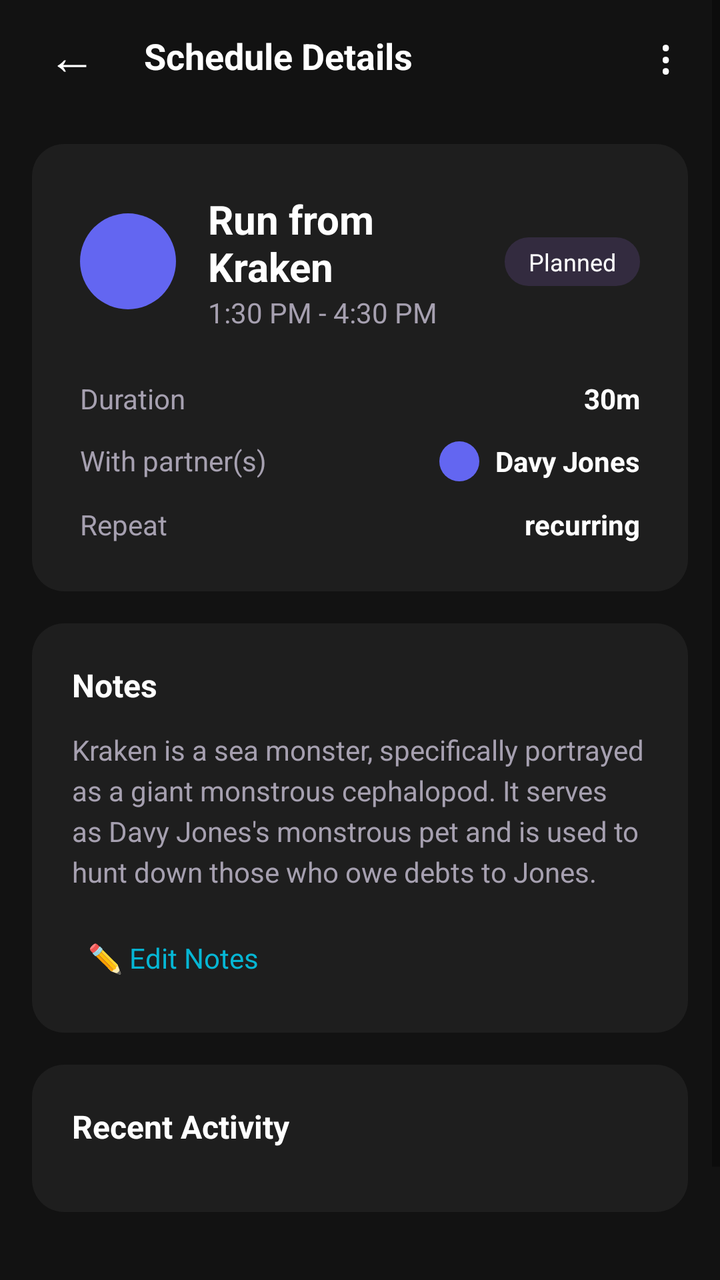
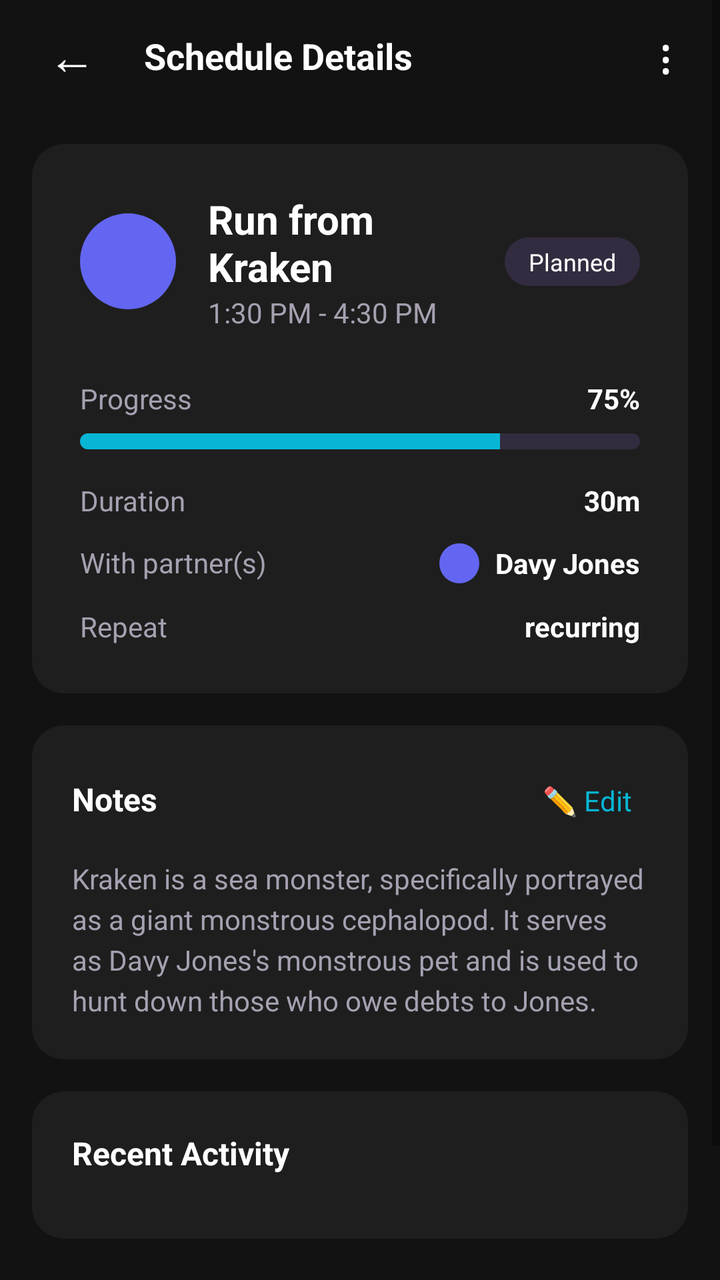

Two renders of the same Android screen: before a commit and after it. Below are the layout's source before the change and the commit's diff.
<!-- AndroidManifest.xml: application theme Theme.MyApplication -->
<!-- res/layout/activity_schedule_detail.xml -->
<?xml version="1.0" encoding="utf-8"?>
<ScrollView xmlns:android="http://schemas.android.com/apk/res/android"
    android:layout_width="match_parent"
    android:layout_height="match_parent"
    android:background="@color/bg_default"
    android:fillViewport="true">

    <LinearLayout
        android:layout_width="match_parent"
        android:layout_height="wrap_content"
        android:orientation="vertical">

        
        <LinearLayout
            android:layout_width="match_parent"
            android:layout_height="56dp"
            android:background="@color/bg_default"
            android:gravity="center_vertical"
            android:orientation="horizontal"
            android:paddingStart="16dp"
            android:paddingEnd="16dp">

            <TextView
                android:id="@+id/btnBack"
                android:layout_width="wrap_content"
                android:layout_height="wrap_content"
                android:background="?attr/selectableItemBackgroundBorderless"
                android:clickable="true"
                android:focusable="true"
                android:padding="8dp"
                android:text="←"
                android:textColor="@color/text_primary"
                android:textSize="24sp" />

            <TextView
                android:layout_width="0dp"
                android:layout_height="wrap_content"
                android:layout_marginStart="16dp"
                android:layout_weight="1"
                android:text="Schedule Details"
                android:textColor="@color/text_primary"
                android:textSize="18sp"
                android:textStyle="bold" />

            <TextView
                android:id="@+id/btnMenu"
                android:layout_width="wrap_content"
                android:layout_height="wrap_content"
                android:background="?attr/selectableItemBackgroundBorderless"
                android:clickable="true"
                android:focusable="true"
                android:padding="8dp"
                android:text="⋮"
                android:textColor="@color/text_primary"
                android:textSize="24sp" />

        </LinearLayout>

        
        <LinearLayout
            android:layout_width="match_parent"
            android:layout_height="wrap_content"
            android:layout_margin="16dp"
            android:background="@drawable/bg_card"
            android:orientation="vertical"
            android:padding="24dp">

            
            <LinearLayout
                android:layout_width="match_parent"
                android:layout_height="wrap_content"
                android:gravity="center_vertical"
                android:orientation="horizontal">

                <View
                    android:id="@+id/ivHabitIcon"
                    android:layout_width="48dp"
                    android:layout_height="48dp"
                    android:background="@drawable/bg_circle" />

                <LinearLayout
                    android:layout_width="0dp"
                    android:layout_height="wrap_content"
                    android:layout_marginStart="16dp"
                    android:layout_weight="1"
                    android:orientation="vertical">

                    <TextView
                        android:id="@+id/tvHabitName"
                        android:layout_width="wrap_content"
                        android:layout_height="wrap_content"
                        android:text="Run from Kraken"
                        android:textColor="@color/text_primary"
                        android:textSize="20sp"
                        android:textStyle="bold" />

                    <TextView
                        android:id="@+id/tvScheduleTime"
                        android:layout_width="wrap_content"
                        android:layout_height="wrap_content"
                        android:text="1:30 PM - 4:30 PM"
                        android:textColor="@color/text_secondary"
                        android:textSize="14sp" />

                </LinearLayout>

                <TextView
                    android:id="@+id/tvStatus"
                    android:layout_width="wrap_content"
                    android:layout_height="wrap_content"
                    android:background="@drawable/bg_status_chip"
                    android:paddingStart="12dp"
                    android:paddingTop="4dp"
                    android:paddingEnd="12dp"
                    android:paddingBottom="4dp"
                    android:text="Planned"
                    android:textColor="@color/text_primary"
                    android:textSize="12sp" />

            </LinearLayout>

            
            <LinearLayout
                android:layout_width="match_parent"
                android:layout_height="wrap_content"
                android:layout_marginTop="24dp"
                android:orientation="vertical">

                
                <LinearLayout
                    android:layout_width="match_parent"
                    android:layout_height="wrap_content"
                    android:orientation="horizontal">

                    <TextView
                        android:layout_width="0dp"
                        android:layout_height="wrap_content"
                        android:layout_weight="1"
                        android:text="Duration"
                        android:textColor="@color/text_secondary"
                        android:textSize="14sp" />

                    <TextView
                        android:id="@+id/tvDuration"
                        android:layout_width="wrap_content"
                        android:layout_height="wrap_content"
                        android:text="30m"
                        android:textColor="@color/text_primary"
                        android:textSize="14sp"
                        android:textStyle="bold" />

                </LinearLayout>

                
                <LinearLayout
                    android:layout_width="match_parent"
                    android:layout_height="wrap_content"
                    android:layout_marginTop="12dp"
                    android:orientation="horizontal">

                    <TextView
                        android:layout_width="0dp"
                        android:layout_height="wrap_content"
                        android:layout_weight="1"
                        android:text="With partner(s)"
                        android:textColor="@color/text_secondary"
                        android:textSize="14sp" />

                    <LinearLayout
                        android:layout_width="wrap_content"
                        android:layout_height="wrap_content"
                        android:gravity="center_vertical"
                        android:orientation="horizontal">

                        <View
                            android:id="@+id/ivPartnerAvatar"
                            android:layout_width="20dp"
                            android:layout_height="20dp"
                            android:background="@drawable/bg_circle" />

                        <TextView
                            android:id="@+id/tvPartnerName"
                            android:layout_width="wrap_content"
                            android:layout_height="wrap_content"
                            android:layout_marginStart="8dp"
                            android:text="Davy Jones"
                            android:textColor="@color/text_primary"
                            android:textSize="14sp"
                            android:textStyle="bold" />

                    </LinearLayout>

                </LinearLayout>

                
                <LinearLayout
                    android:layout_width="match_parent"
                    android:layout_height="wrap_content"
                    android:layout_marginTop="12dp"
                    android:orientation="horizontal">

                    <TextView
                        android:layout_width="0dp"
                        android:layout_height="wrap_content"
                        android:layout_weight="1"
                        android:text="Repeat"
                        android:textColor="@color/text_secondary"
                        android:textSize="14sp" />

                    <TextView
                        android:id="@+id/tvRepeat"
                        android:layout_width="wrap_content"
                        android:layout_height="wrap_content"
                        android:text="recurring"
                        android:textColor="@color/text_primary"
                        android:textSize="14sp"
                        android:textStyle="bold" />

                </LinearLayout>

            </LinearLayout>

        </LinearLayout>

        
        <LinearLayout
            android:layout_width="match_parent"
            android:layout_height="wrap_content"
            android:layout_marginStart="16dp"
            android:layout_marginEnd="16dp"
            android:layout_marginBottom="16dp"
            android:background="@drawable/bg_card"
            android:orientation="vertical"
            android:padding="20dp">

            <TextView
                android:layout_width="wrap_content"
                android:layout_height="wrap_content"
                android:text="Notes"
                android:textColor="@color/text_primary"
                android:textSize="16sp"
                android:textStyle="bold" />

            <TextView
                android:id="@+id/tvNotes"
                android:layout_width="match_parent"
                android:layout_height="wrap_content"
                android:layout_marginTop="12dp"
                android:text="Kraken is a sea monster, specifically portrayed as a giant monstrous cephalopod. It serves as Davy Jones's monstrous pet and is used to hunt down those who owe debts to Jones."
                android:textColor="@color/text_secondary"
                android:textSize="14sp"
                android:lineSpacingExtra="4dp" />

            <TextView
                android:id="@+id/btnEditNotes"
                android:layout_width="wrap_content"
                android:layout_height="wrap_content"
                android:layout_marginTop="16dp"
                android:background="?attr/selectableItemBackground"
                android:clickable="true"
                android:focusable="true"
                android:padding="8dp"
                android:text="✏️ Edit Notes"
                android:textColor="@color/accent_cyan"
                android:textSize="14sp" />

        </LinearLayout>

        
        <LinearLayout
            android:layout_width="match_parent"
            android:layout_height="wrap_content"
            android:layout_marginStart="16dp"
            android:layout_marginEnd="16dp"
            android:layout_marginBottom="16dp"
            android:background="@drawable/bg_card"
            android:orientation="vertical"
            android:padding="20dp">

            <TextView
                android:layout_width="wrap_content"
                android:layout_height="wrap_content"
                android:text="Recent Activity"
                android:textColor="@color/text_primary"
                android:textSize="16sp"
                android:textStyle="bold" />

            <LinearLayout
                android:id="@+id/llRecentActivities"
                android:layout_width="match_parent"
                android:layout_height="wrap_content"
                android:layout_marginTop="12dp"
                android:orientation="vertical">

                

            </LinearLayout>

        </LinearLayout>

        
        <Button
            android:id="@+id/fabAddProgress"
            android:layout_width="match_parent"
            android:layout_height="wrap_content"
            android:layout_margin="16dp"
            android:backgroundTint="@color/accent_green"
            android:text="Add Progress"
            android:textColor="@color/text_primary"
            android:textSize="16sp" />

        
        <TextView
            android:id="@+id/tvScheduleId"
            android:layout_width="0dp"
            android:layout_height="0dp"
            android:visibility="gone" />

        <TextView
            android:id="@+id/tvStartTime"
            android:layout_width="0dp"
            android:layout_height="0dp"
            android:visibility="gone" />

        <EditText
            android:id="@+id/etNotes"
            android:layout_width="0dp"
            android:layout_height="0dp"
            android:visibility="gone" />

        <Button
            android:id="@+id/btnAddProgress"
            android:layout_width="0dp"
            android:layout_height="0dp"
            android:visibility="gone" />

        <Button
            android:id="@+id/btnSave"
            android:layout_width="0dp"
            android:layout_height="0dp"
            android:visibility="gone" />

        <Button
            android:id="@+id/btnDelete"
            android:layout_width="0dp"
            android:layout_height="0dp"
            android:visibility="gone" />

    </LinearLayout>

</ScrollView>
<!-- resources referenced by this layout -->
<resources>
  <color name="accent_cyan">#06B6D4</color>
  <color name="accent_green">#10B981</color>
  <color name="bg_default">#121212</color>
  <color name="text_primary">#FFFFFF</color>
  <color name="text_secondary">#A6A0B0</color>
  <!-- drawable bg_card (drawable) -->
  <?xml version="1.0" encoding="utf-8"?>
  <shape xmlns:android="http://schemas.android.com/apk/res/android" android:shape="rectangle">
      <solid android:color="@color/card_bg" />
      <corners android:radius="16dp" />
      <padding android:left="12dp" android:top="12dp" android:right="12dp" android:bottom="12dp" />
  </shape>
  <!-- drawable bg_circle (drawable) -->
  <?xml version="1.0" encoding="utf-8"?>
  <shape xmlns:android="http://schemas.android.com/apk/res/android" android:shape="oval">
      <solid android:color="@color/accent_purple_start" />
      <size android:width="48dp" android:height="48dp" />
  </shape>
  <!-- drawable bg_status_chip (drawable) -->
  <?xml version="1.0" encoding="utf-8"?>
  <shape xmlns:android="http://schemas.android.com/apk/res/android" android:shape="rectangle">
      <solid android:color="@color/input_stroke" />
      <corners android:radius="12dp" />
      <padding android:left="8dp" android:top="4dp" android:right="8dp" android:bottom="4dp" />
  </shape>
  <style name="Theme.MyApplication" parent="Theme.MaterialComponents.DayNight.DarkActionBar">
          
          <item name="colorPrimary">@color/accent_purple_start</item>
          <item name="colorPrimaryVariant">@color/accent_purple_end</item>
          <item name="colorOnPrimary">@color/text_primary</item>
  
          <item name="colorSecondary">@color/accent_green</item>
          <item name="colorOnSecondary">@color/text_primary</item>
  
          <item name="android:statusBarColor">@color/bg_default</item>
          <item name="android:navigationBarColor">@color/bg_default</item>
  
          
          <item name="android:colorBackground">@color/bg_default</item>
          <item name="android:textColor">@color/text_primary</item>
          <item name="android:windowBackground">@color/bg_default</item>
      </style>
  <color name="card_bg">#1E1E1E</color>
  <color name="accent_purple_start">#6366F1</color>
  <color name="input_stroke">#332B3F</color>
  <color name="accent_purple_end">#8B5CF6</color>
</resources>

<!-- the commit's change to res/layout/activity_schedule_detail.xml (unified diff, before → after) -->
@@ -125,6 +125,50 @@
                 android:layout_height="wrap_content"
                 android:layout_marginTop="24dp"
                 android:orientation="vertical">
+
+                
+                <LinearLayout
+                    android:layout_width="match_parent"
+                    android:layout_height="wrap_content"
+                    android:layout_marginBottom="16dp"
+                    android:orientation="vertical">
+
+                    <LinearLayout
+                        android:layout_width="match_parent"
+                        android:layout_height="wrap_content"
+                        android:orientation="horizontal">
+
+                        <TextView
+                            android:layout_width="0dp"
+                            android:layout_height="wrap_content"
+                            android:layout_weight="1"
+                            android:text="Progress"
+                            android:textColor="@color/text_secondary"
+                            android:textSize="14sp" />
+
+                        <TextView
+                            android:id="@+id/tvProgressPercentage"
+                            android:layout_width="wrap_content"
+                            android:layout_height="wrap_content"
+                            android:text="75%"
+                            android:textColor="@color/text_primary"
+                            android:textSize="14sp"
+                            android:textStyle="bold" />
+
+                    </LinearLayout>
+
+                    <ProgressBar
+                        android:id="@+id/progressBar"
+                        style="?android:attr/progressBarStyleHorizontal"
+                        android:layout_width="match_parent"
+                        android:layout_height="8dp"
+                        android:layout_marginTop="8dp"
+                        android:max="100"
+                        android:progress="75"
+                        android:progressDrawable="@drawable/bg_progress_bar"
+                        android:secondaryProgress="0" />
+
+                </LinearLayout>
 
                 
                 <LinearLayout
@@ -233,36 +277,115 @@
             android:orientation="vertical"
             android:padding="20dp">
 
-            <TextView
-                android:layout_width="wrap_content"
-                android:layout_height="wrap_content"
-                android:text="Notes"
-                android:textColor="@color/text_primary"
-                android:textSize="16sp"
-                android:textStyle="bold" />
-
-            <TextView
-                android:id="@+id/tvNotes"
+            <LinearLayout
+                android:layout_width="match_parent"
+                android:layout_height="wrap_content"
+                android:orientation="horizontal">
+
+                <TextView
+                    android:layout_width="0dp"
+                    android:layout_height="wrap_content"
+                    android:layout_weight="1"
+                    android:text="Notes"
+                    android:textColor="@color/text_primary"
+                    android:textSize="16sp"
+                    android:textStyle="bold" />
+
+                <TextView
+                    android:id="@+id/btnEditNotes"
+                    android:layout_width="wrap_content"
+                    android:layout_height="wrap_content"
+                    android:background="?attr/selectableItemBackground"
+                    android:clickable="true"
+                    android:focusable="true"
+                    android:padding="8dp"
+                    android:text="✏️ Edit"
+                    android:textColor="@color/accent_cyan"
+                    android:textSize="14sp" />
+
+            </LinearLayout>
+
+            
+            <LinearLayout
+                android:id="@+id/layoutNotesDisplay"
                 android:layout_width="match_parent"
                 android:layout_height="wrap_content"
                 android:layout_marginTop="12dp"
-                android:text="Kraken is a sea monster, specifically portrayed as a giant monstrous cephalopod. It serves as Davy Jones's monstrous pet and is used to hunt down those who owe debts to Jones."
-                android:textColor="@color/text_secondary"
-                android:textSize="14sp"
-                android:lineSpacingExtra="4dp" />
-
-            <TextView
-                android:id="@+id/btnEditNotes"
-                android:layout_width="wrap_content"
-                android:layout_height="wrap_content"
-                android:layout_marginTop="16dp"
-                android:background="?attr/selectableItemBackground"
-                android:clickable="true"
-                android:focusable="true"
-                android:padding="8dp"
-                android:text="✏️ Edit Notes"
-                android:textColor="@color/accent_cyan"
-                android:textSize="14sp" />
+                android:orientation="vertical">
+
+                <TextView
+                    android:id="@+id/tvNotes"
+                    android:layout_width="match_parent"
+                    android:layout_height="wrap_content"
+                    android:text="Kraken is a sea monster, specifically portrayed as a giant monstrous cephalopod. It serves as Davy Jones's monstrous pet and is used to hunt down those who owe debts to Jones."
+                    android:textColor="@color/text_secondary"
+                    android:textSize="14sp"
+                    android:lineSpacingExtra="4dp" />
+
+            </LinearLayout>
+
+            
+            <LinearLayout
+                android:id="@+id/layoutNotesEdit"
+                android:layout_width="match_parent"
+                android:layout_height="wrap_content"
+                android:layout_marginTop="12dp"
+                android:orientation="vertical"
+                android:visibility="gone">
+
+                <EditText
+                    android:id="@+id/etNotesEdit"
+                    android:layout_width="match_parent"
+                    android:layout_height="120dp"
+                    android:background="@drawable/bg_input"
+                    android:gravity="top|start"
+                    android:hint="Add notes for this schedule..."
+                    android:inputType="textMultiLine"
+                    android:padding="12dp"
+                    android:textColor="@color/text_primary"
+                    android:textColorHint="@color/text_muted"
+                    android:textSize="14sp" />
+
+                <LinearLayout
+                    android:layout_width="match_parent"
+                    android:layout_height="wrap_content"
+                    android:layout_marginTop="12dp"
+                    android:orientation="horizontal">
+
+                    <TextView
+                        android:id="@+id/btnCancelEdit"
+                        android:layout_width="0dp"
+                        android:layout_height="wrap_content"
+                        android:layout_weight="1"
+                        android:background="?attr/selectableItemBackground"
+                        android:clickable="true"
+                        android:focusable="true"
+                        android:gravity="center"
+                        android:padding="12dp"
+                        android:text="Cancel"
+                        android:textColor="@color/text_muted"
+                        android:textSize="14sp" />
+
+                    <TextView
+                        android:id="@+id/btnSaveNotes"
+                        android:layout_width="0dp"
+                        android:layout_height="wrap_content"
+                        android:layout_marginStart="8dp"
+                        android:layout_weight="1"
+                        android:background="@drawable/bg_input"
+                        android:backgroundTint="@color/accent_green"
+                        android:clickable="true"
+                        android:focusable="true"
+                        android:gravity="center"
+                        android:padding="12dp"
+                        android:text="Save"
+                        android:textColor="@color/text_primary"
+                        android:textSize="14sp"
+                        android:textStyle="bold" />
+
+                </LinearLayout>
+
+            </LinearLayout>
 
         </LinearLayout>
 
<!-- resource entries referenced after the edit -->
@@ -3,6 +3,7 @@
   <color name="accent_cyan">#06B6D4</color>
   <color name="accent_green">#10B981</color>
   <color name="bg_default">#121212</color>
+  <color name="text_muted">#7B7585</color>
   <color name="text_primary">#FFFFFF</color>
   <color name="text_secondary">#A6A0B0</color>
   <!-- drawable bg_card (drawable) -->
@@ -18,6 +19,35 @@
       <solid android:color="@color/accent_purple_start" />
       <size android:width="48dp" android:height="48dp" />
   </shape>
+  <!-- drawable bg_input (drawable) -->
+  <?xml version="1.0" encoding="utf-8"?>
+  <shape xmlns:android="http://schemas.android.com/apk/res/android" android:shape="rectangle">
+      <solid android:color="@color/input_bg" />
+      <stroke android:width="1dp" android:color="@color/input_stroke" />
+      <corners android:radius="10dp" />
+      <padding android:left="12dp" android:top="12dp" android:right="12dp" android:bottom="12dp" />
+  </shape>
+  <!-- drawable bg_progress_bar (drawable) -->
+  <?xml version="1.0" encoding="utf-8"?>
+  <layer-list xmlns:android="http://schemas.android.com/apk/res/android">
+      
+      <item android:id="@android:id/background">
+          <shape android:shape="rectangle">
+              <solid android:color="@color/input_stroke" />
+              <corners android:radius="8dp" />
+          </shape>
+      </item>
+      
+      
+      <item android:id="@android:id/progress">
+          <clip>
+              <shape android:shape="rectangle">
+                  <solid android:color="@color/accent_cyan" />
+                  <corners android:radius="8dp" />
+              </shape>
+          </clip>
+      </item>
+  </layer-list>
   <!-- drawable bg_status_chip (drawable) -->
   <?xml version="1.0" encoding="utf-8"?>
   <shape xmlns:android="http://schemas.android.com/apk/res/android" android:shape="rectangle">
@@ -44,6 +74,7 @@
       </style>
   <color name="card_bg">#1E1E1E</color>
   <color name="accent_purple_start">#6366F1</color>
+  <color name="input_bg">#1A1523</color>
   <color name="input_stroke">#332B3F</color>
   <color name="accent_purple_end">#8B5CF6</color>
 </resources>
